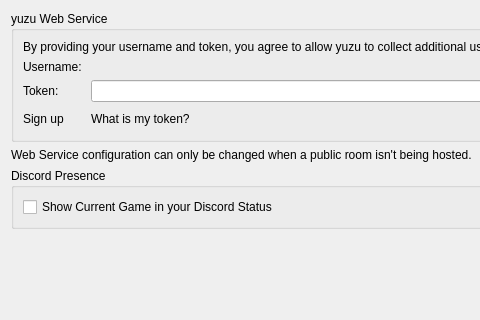
First picture: the form in src/yuzu/configuration/configure_web.ui, repository Ender-Q/sirius, before the edit; both pictures show x 0 to 480 and y 0 to 320 of the 926 by 561 pixel window.
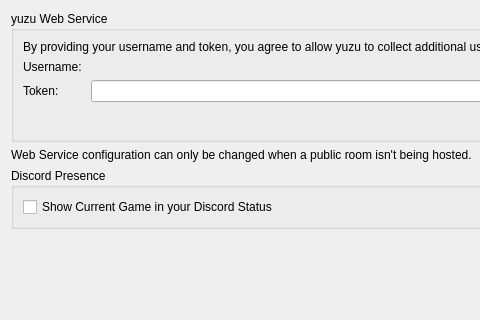
Second picture: the form after the edit.

Commit message: Remove elements for removed buttons in web config (#31)

The edit to the form file:
```diff
--- a/src/yuzu/configuration/configure_web.ui
+++ b/src/yuzu/configuration/configure_web.ui
@@ -50,13 +50,6 @@
             </property>
            </widget>
           </item>
-          <item row="2" column="0">
-           <widget class="QLabel" name="web_signup_link">
-            <property name="text">
-             <string>Sign up</string>
-            </property>
-           </widget>
-          </item>
           <item row="0" column="1" colspan="3">
            <widget class="QLabel" name="username"/>
           </item>
@@ -87,13 +80,6 @@
             </property>
            </widget>
           </item>
-          <item row="2" column="1">
-           <widget class="QLabel" name="web_token_info_link">
-            <property name="text">
-             <string>What is my token?</string>
-            </property>
-           </widget>
-          </item>
           <item row="2" column="2">
            <spacer name="horizontalSpacer">
             <property name="orientation">
```
